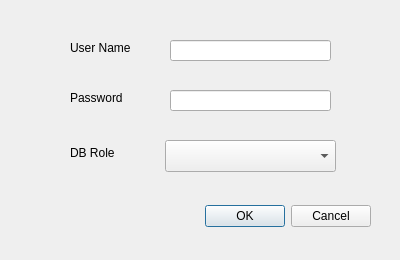
The window that create_user_dialog.ui (ZhihongLei/IASRegisterManager) describes before a commit, drawn with Qt 5.
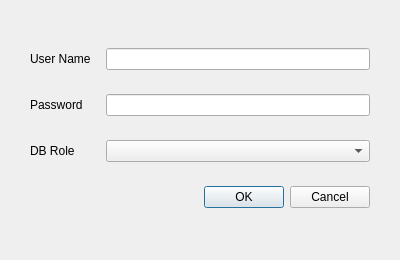
The same window after the commit.

```diff
--- a/create_user_dialog.ui
+++ b/create_user_dialog.ui
@@ -13,91 +13,105 @@
   <property name="windowTitle">
    <string>Create User</string>
   </property>
-  <widget class="QDialogButtonBox" name="buttonBox">
-   <property name="geometry">
-    <rect>
-     <x>30</x>
-     <y>200</y>
-     <width>341</width>
-     <height>32</height>
-    </rect>
+  <layout class="QGridLayout" name="gridLayout">
+   <property name="leftMargin">
+    <number>30</number>
    </property>
-   <property name="orientation">
-    <enum>Qt::Horizontal</enum>
+   <property name="topMargin">
+    <number>30</number>
    </property>
-   <property name="standardButtons">
-    <set>QDialogButtonBox::Cancel|QDialogButtonBox::Ok</set>
+   <property name="rightMargin">
+    <number>30</number>
    </property>
-  </widget>
-  <widget class="QLabel" name="label">
-   <property name="geometry">
-    <rect>
-     <x>70</x>
-     <y>40</y>
-     <width>71</width>
-     <height>16</height>
-    </rect>
+   <property name="bottomMargin">
+    <number>30</number>
    </property>
-   <property name="text">
-    <string>User Name</string>
-   </property>
-  </widget>
-  <widget class="QLineEdit" name="lineEditUserName">
-   <property name="geometry">
-    <rect>
-     <x>170</x>
-     <y>40</y>
-     <width>161</width>
-     <height>21</height>
-    </rect>
-   </property>
-  </widget>
-  <widget class="QLabel" name="label_2">
-   <property name="geometry">
-    <rect>
-     <x>70</x>
-     <y>145</y>
-     <width>51</width>
-     <height>16</height>
-    </rect>
-   </property>
-   <property name="text">
-    <string>DB Role</string>
-   </property>
-  </widget>
-  <widget class="QComboBox" name="comboBoxDBRole">
-   <property name="geometry">
-    <rect>
-     <x>165</x>
-     <y>140</y>
-     <width>171</width>
-     <height>32</height>
-    </rect>
-   </property>
-  </widget>
-  <widget class="QLabel" name="label_3">
-   <property name="geometry">
-    <rect>
-     <x>70</x>
-     <y>90</y>
-     <width>61</width>
-     <height>16</height>
-    </rect>
-   </property>
-   <property name="text">
-    <string>Password</string>
-   </property>
-  </widget>
-  <widget class="QLineEdit" name="lineEditPassword">
-   <property name="geometry">
-    <rect>
-     <x>170</x>
-     <y>90</y>
-     <width>161</width>
-     <height>21</height>
-    </rect>
-   </property>
-  </widget>
+   <item row="0" column="0">
+    <widget class="QLabel" name="labelUserName">
+     <property name="sizePolicy">
+      <sizepolicy hsizetype="Fixed" vsizetype="Fixed">
+       <horstretch>0</horstretch>
+       <verstretch>0</verstretch>
+      </sizepolicy>
+     </property>
+     <property name="minimumSize">
+      <size>
+       <width>70</width>
+       <height>0</height>
+      </size>
+     </property>
+     <property name="text">
+      <string>User Name</string>
+     </property>
+     <property name="buddy">
+      <cstring>lineEditUserName</cstring>
+     </property>
+    </widget>
+   </item>
+   <item row="0" column="1">
+    <widget class="QLineEdit" name="lineEditUserName"/>
+   </item>
+   <item row="1" column="0">
+    <widget class="QLabel" name="labelPassword">
+     <property name="sizePolicy">
+      <sizepolicy hsizetype="Fixed" vsizetype="Fixed">
+       <horstretch>0</horstretch>
+       <verstretch>0</verstretch>
+      </sizepolicy>
+     </property>
+     <property name="minimumSize">
+      <size>
+       <width>70</width>
+       <height>0</height>
+      </size>
+     </property>
+     <property name="text">
+      <string>Password</string>
+     </property>
+     <property name="buddy">
+      <cstring>lineEditPassword</cstring>
+     </property>
+    </widget>
+   </item>
+   <item row="1" column="1">
+    <widget class="QLineEdit" name="lineEditPassword"/>
+   </item>
+   <item row="2" column="0">
+    <widget class="QLabel" name="labelDBRole">
+     <property name="sizePolicy">
+      <sizepolicy hsizetype="Fixed" vsizetype="Fixed">
+       <horstretch>0</horstretch>
+       <verstretch>0</verstretch>
+      </sizepolicy>
+     </property>
+     <property name="minimumSize">
+      <size>
+       <width>70</width>
+       <height>0</height>
+      </size>
+     </property>
+     <property name="text">
+      <string>DB Role</string>
+     </property>
+     <property name="buddy">
+      <cstring>comboBoxDBRole</cstring>
+     </property>
+    </widget>
+   </item>
+   <item row="2" column="1">
+    <widget class="QComboBox" name="comboBoxDBRole"/>
+   </item>
+   <item row="3" column="0" colspan="2">
+    <widget class="QDialogButtonBox" name="buttonBox">
+     <property name="orientation">
+      <enum>Qt::Horizontal</enum>
+     </property>
+     <property name="standardButtons">
+      <set>QDialogButtonBox::Cancel|QDialogButtonBox::Ok</set>
+     </property>
+    </widget>
+   </item>
+  </layout>
  </widget>
  <resources/>
  <connections>
```
